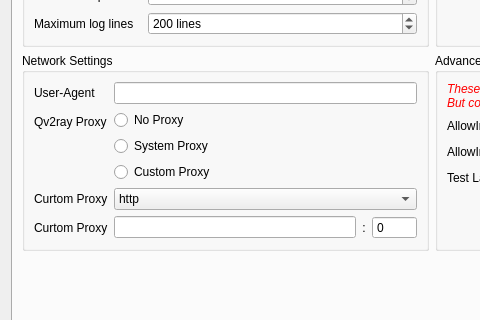
This is src/ui/w_PreferencesWindow.ui in Qv2ray/Qv2ray as Qt 5 draws it before an edit; both pictures show x 0 to 480 and y 200 to 520 of the 864 by 614 pixel window. The edited form follows.
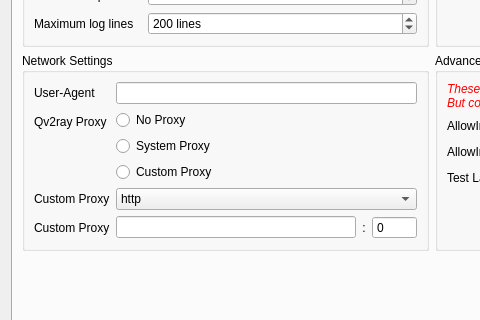
This is the edited form. Icons and pictures are not drawn.

Patch:
```diff
--- a/src/ui/w_PreferencesWindow.ui
+++ b/src/ui/w_PreferencesWindow.ui
@@ -323,7 +323,7 @@
             <item row="2" column="0">
              <widget class="QLabel" name="label_64">
               <property name="text">
-               <string>Curtom Proxy</string>
+               <string>Custom Proxy</string>
               </property>
              </widget>
             </item>
@@ -344,7 +344,7 @@
             <item row="3" column="0">
              <widget class="QLabel" name="label_66">
               <property name="text">
-               <string>Curtom Proxy</string>
+               <string>Custom Proxy</string>
               </property>
              </widget>
             </item>
```
